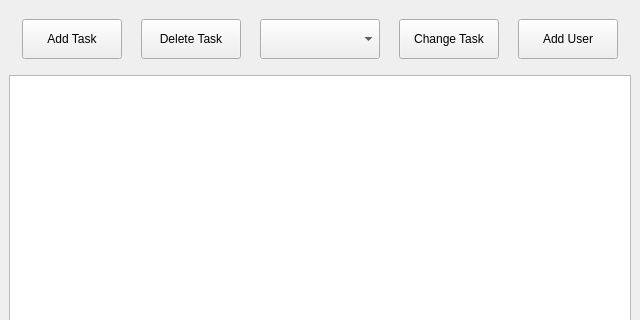
Old version of the form view/mainwindow.ui in the repository deutzfahrer-luki/GU_TASK_V2; both pictures show x 0 to 640 and y 0 to 320 of the 640 by 700 pixel window.
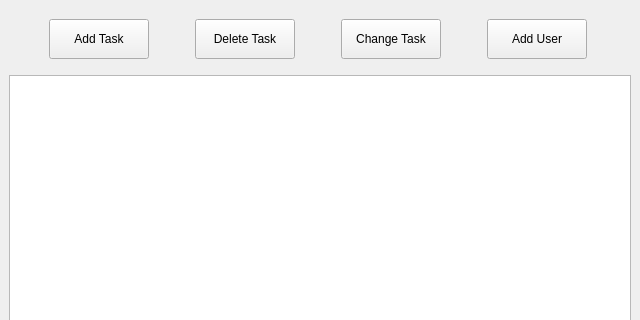
New version of the form. Icons and pictures are not drawn.

Commit message: create ChangeTask class and implement the basic to open it with pressing the change button

Diff of the .ui file:
```diff
--- a/view/mainwindow.ui
+++ b/view/mainwindow.ui
@@ -38,7 +38,35 @@
       <property name="bottomMargin">
        <number>10</number>
       </property>
-      <item row="0" column="4">
+      <item row="0" column="1">
+       <widget class="QPushButton" name="DeleteTaskButton">
+        <property name="minimumSize">
+         <size>
+          <width>100</width>
+          <height>40</height>
+         </size>
+        </property>
+        <property name="maximumSize">
+         <size>
+          <width>100</width>
+          <height>40</height>
+         </size>
+        </property>
+        <property name="text">
+         <string>Delete Task</string>
+        </property>
+        <property name="icon">
+         <iconset theme="QIcon::ThemeIcon::EditDelete"/>
+        </property>
+        <property name="iconSize">
+         <size>
+          <width>25</width>
+          <height>25</height>
+         </size>
+        </property>
+       </widget>
+      </item>
+      <item row="0" column="3">
        <widget class="QPushButton" name="AddUserButton">
         <property name="minimumSize">
          <size>
@@ -66,6 +94,28 @@
         </property>
        </widget>
       </item>
+      <item row="0" column="2">
+       <widget class="QPushButton" name="ChangeTaskButton">
+        <property name="minimumSize">
+         <size>
+          <width>100</width>
+          <height>40</height>
+         </size>
+        </property>
+        <property name="maximumSize">
+         <size>
+          <width>100</width>
+          <height>40</height>
+         </size>
+        </property>
+        <property name="text">
+         <string>Change Task</string>
+        </property>
+        <property name="icon">
+         <iconset theme="QIcon::ThemeIcon::DocumentProperties"/>
+        </property>
+       </widget>
+      </item>
       <item row="0" column="0">
        <widget class="QPushButton" name="AddTaskButton">
         <property name="minimumSize">
@@ -100,78 +150,6 @@
         </property>
        </widget>
       </item>
-      <item row="0" column="3">
-       <widget class="QPushButton" name="ChangeTaskButton">
-        <property name="minimumSize">
-         <size>
-          <width>100</width>
-          <height>40</height>
-         </size>
-        </property>
-        <property name="maximumSize">
-         <size>
-          <width>100</width>
-          <height>40</height>
-         </size>
-        </property>
-        <property name="text">
-         <string>Change Task</string>
-        </property>
-        <property name="icon">
-         <iconset theme="QIcon::ThemeIcon::DocumentProperties"/>
-        </property>
-       </widget>
-      </item>
-      <item row="0" column="1">
-       <widget class="QPushButton" name="DeleteTaskButton">
-        <property name="minimumSize">
-         <size>
-          <width>100</width>
-          <height>40</height>
-         </size>
-        </property>
-        <property name="maximumSize">
-         <size>
-          <width>100</width>
-          <height>40</height>
-         </size>
-        </property>
-        <property name="text">
-         <string>Delete Task</string>
-        </property>
-        <property name="icon">
-         <iconset theme="QIcon::ThemeIcon::EditDelete"/>
-        </property>
-        <property name="iconSize">
-         <size>
-          <width>25</width>
-          <height>25</height>
-         </size>
-        </property>
-       </widget>
-      </item>
-      <item row="0" column="2">
-       <widget class="QComboBox" name="comboBoxChange">
-        <property name="minimumSize">
-         <size>
-          <width>120</width>
-          <height>40</height>
-         </size>
-        </property>
-        <property name="maximumSize">
-         <size>
-          <width>120</width>
-          <height>40</height>
-         </size>
-        </property>
-        <property name="iconSize">
-         <size>
-          <width>16</width>
-          <height>16</height>
-         </size>
-        </property>
-       </widget>
-      </item>
      </layout>
     </item>
     <item row="3" column="0">
```
The commit also changes 6 other files.
